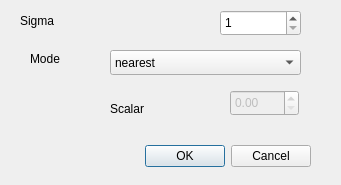
The window that src/UiForm/gauss_param.ui (barrtrav/modelo-borde-imagenes) describes before a commit, drawn with Qt 5.
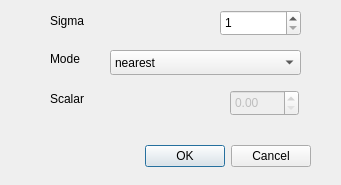
The same window after the commit. Icons and pictures are not drawn.

Patch:
```diff
--- a/src/UiForm/gauss_param.ui
+++ b/src/UiForm/gauss_param.ui
@@ -45,7 +45,7 @@
   <widget class="QLabel" name="label">
    <property name="geometry">
     <rect>
-     <x>20</x>
+     <x>50</x>
      <y>10</y>
      <width>41</width>
      <height>21</height>
@@ -93,9 +93,9 @@
   <widget class="QLabel" name="label_2">
    <property name="geometry">
     <rect>
-     <x>30</x>
+     <x>50</x>
      <y>50</y>
-     <width>67</width>
+     <width>51</width>
      <height>17</height>
     </rect>
    </property>
@@ -119,8 +119,8 @@
   <widget class="QLabel" name="label_3">
    <property name="geometry">
     <rect>
-     <x>110</x>
-     <y>100</y>
+     <x>50</x>
+     <y>90</y>
      <width>67</width>
      <height>17</height>
     </rect>
```
Left out of the diff: 4 changed lines with no effect on the pictures.
